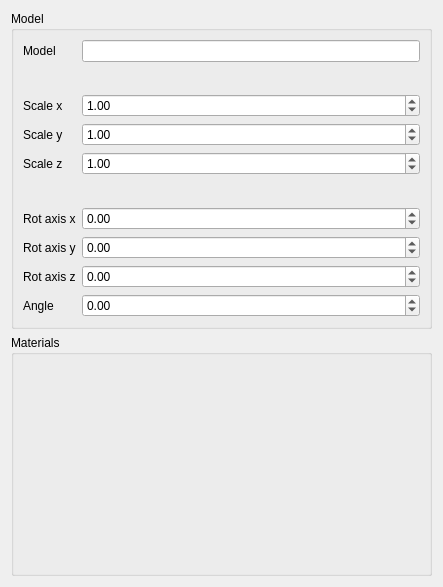
The window that gui_client/ObjectEditor.ui (shipilovden/substrata-metasiberia) describes before a commit, drawn with Qt 5.
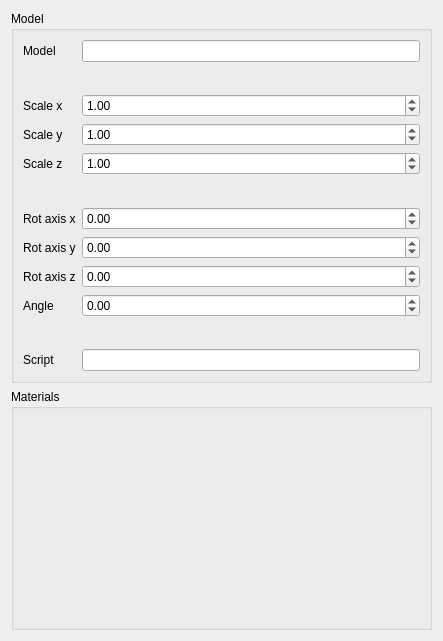
The same window after the commit. Custom widgets are drawn as their Qt base class.

Commit message: Added clone object command. Added some code for client-side winter scripting. Not sending model hash to server no for ObjectCreated msg, wasn't used anyway.

What changed in the file:
```diff
--- a/gui_client/ObjectEditor.ui
+++ b/gui_client/ObjectEditor.ui
@@ -208,6 +208,32 @@
         </property>
        </spacer>
       </item>
+      <item row="12" column="1">
+       <widget class="FileSelectWidget" name="scriptFileSelectWidget"/>
+      </item>
+      <item row="11" column="1">
+       <spacer name="verticalSpacer_3">
+        <property name="orientation">
+         <enum>Qt::Vertical</enum>
+        </property>
+        <property name="sizeType">
+         <enum>QSizePolicy::Fixed</enum>
+        </property>
+        <property name="sizeHint" stdset="0">
+         <size>
+          <width>20</width>
+          <height>20</height>
+         </size>
+        </property>
+       </spacer>
+      </item>
+      <item row="12" column="0">
+       <widget class="QLabel" name="label_9">
+        <property name="text">
+         <string>Script</string>
+        </property>
+       </widget>
+      </item>
      </layout>
     </widget>
    </item>
```
The commit also changes 9 other files.
